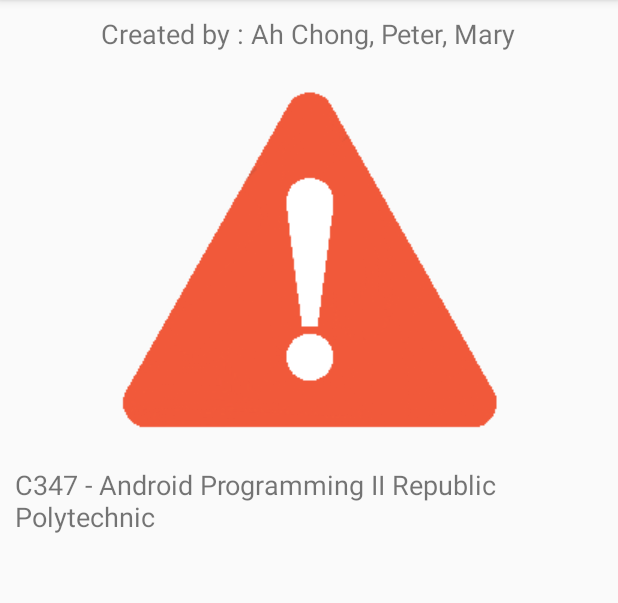
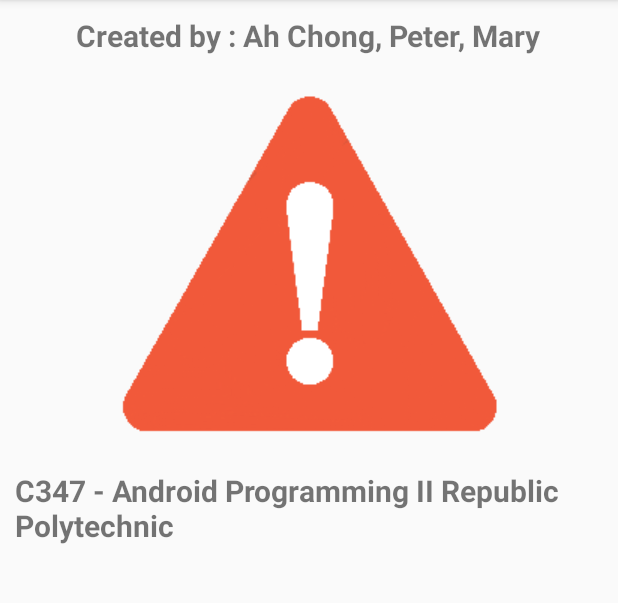
Before and after one commit to ivriahyx/P12MyDataBook, an Android app: the NewActivity screen opened directly, with no data from a screen before it, on a phone screen of 412 x 824 dp, the part 84-687 px from its top. Run offline under Robolectric (Android 15) with nearby library versions, the phone set to English and light mode, and no system bars; our stand-ins replace Picasso; pictures from the network do not load.

Commit message:
update as of 1518

```diff
--- a/app/build.gradle
+++ b/app/build.gradle
@@ -27,5 +27,5 @@ dependencies {
     androidTestImplementation 'com.android.support.test:runner:1.0.2'
     androidTestImplementation 'com.android.support.test.espresso:espresso-core:3.0.2'
     implementation 'com.android.support:design:27.1.1'
-    implementation 'com.squareup.picasso:picasso:2.5.2'
+    implementation 'com.squareup.picasso:picasso:2.71828'
 }
--- a/app/src/main/java/com/myapplicationdev/android/p12_mydatabook/NewActivity.java
+++ b/app/src/main/java/com/myapplicationdev/android/p12_mydatabook/NewActivity.java
@@ -22,13 +22,11 @@ public class NewActivity extends AppCompatActivity {
 
         ivLogo = (ImageView)findViewById(R.id.imageViewLogo);
         String imageurl = "https://upload.wikimedia.org/wikipedia/commons/8/80/Republic_Polytechnic_Logo.jpg";
-        Picasso.with(this).load(imageurl).into(ivLogo);
 
-        Picasso.with(this).load(imageurl)
+        Picasso.get().load(imageurl)
                 .placeholder(R.drawable.loading)
                 .error(R.drawable.error)
                 .into(ivLogo);
 
-
     }
 }
--- a/app/src/main/res/layout/activity_new.xml
+++ b/app/src/main/res/layout/activity_new.xml
@@ -15,7 +15,8 @@
         android:layout_weight="1"
         android:padding="10dp"
         android:text="Created by : Ah Chong, Peter, Mary"
-        android:textSize="18sp" />
+        android:textSize="20sp"
+        android:textStyle="bold" />
 
     <ImageView
         android:id="@+id/imageViewLogo"
@@ -31,5 +32,6 @@
         android:layout_weight="1"
         android:padding="10dp"
         android:text="C347 - Android Programming II Republic Polytechnic"
-        android:textSize="18sp" />
+        android:textSize="20sp"
+        android:textStyle="bold" />
 </LinearLayout>
--- a/app/src/main/res/layout/row_list.xml
+++ b/app/src/main/res/layout/row_list.xml
@@ -2,7 +2,8 @@
 <LinearLayout xmlns:android="http://schemas.android.com/apk/res/android"
     xmlns:app="http://schemas.android.com/apk/res-auto"
     android:layout_width="match_parent"
-    android:layout_height="wrap_content">
+    android:layout_height="wrap_content"
+    android:paddingBottom="5dp">
 
     <ImageView
         android:id="@+id/imageView"
```
